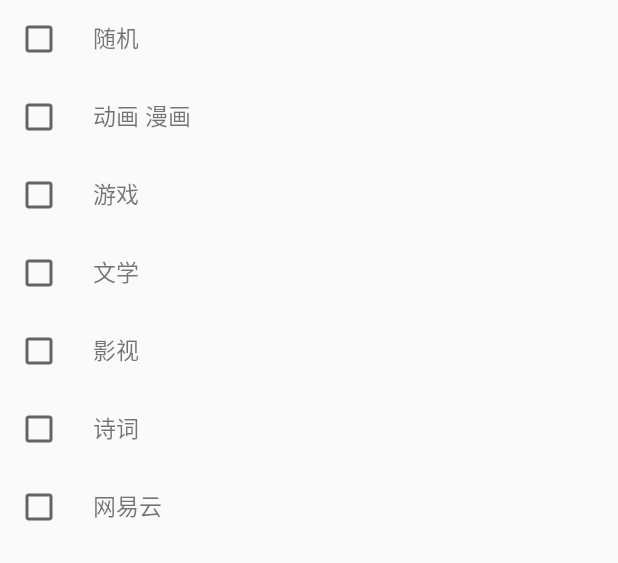
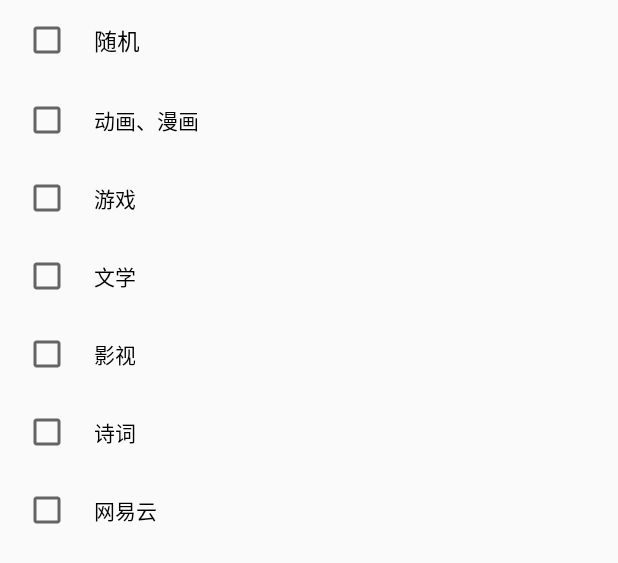
Before and after one commit to JeauLiang/DeepQuotes_for_Android, an Android app: the layout hitokoto_type_layout.xml on its own in the app's theme, with its tools: preview values and no code run, on a phone screen of 412 x 824 dp. Shown: the top 563 px of the screen. Run offline under Robolectric (Android 15) with nearby library versions, the phone set to English and light mode, and no system bars.

Commit message:
重构hitokoto_type布局

```diff
--- a/app/src/main/res/layout/content_scrolling.xml
+++ b/app/src/main/res/layout/content_scrolling.xml
@@ -177,6 +177,7 @@
                     android:background="?android:attr/selectableItemBackground"
                     android:clickable="true"/>
                 <TextView
+                    android:id="@+id/feedback"
                     android:layout_width="match_parent"
                     android:layout_height="50dp"
                     android:padding="15dp"
@@ -184,7 +185,8 @@
                     android:textColor="#000"
                     android:textSize="15sp"
                     android:background="?android:attr/selectableItemBackground"
-                    android:clickable="true"/>
+                    android:clickable="true"
+                    android:onClick="feedBack"/>
                 <TextView
                     android:layout_width="match_parent"
                     android:layout_height="50dp"
--- a/app/src/main/res/layout/hitokoto_type_layout.xml
+++ b/app/src/main/res/layout/hitokoto_type_layout.xml
@@ -2,124 +2,74 @@
 <LinearLayout xmlns:android="http://schemas.android.com/apk/res/android"
     android:orientation="vertical"
     android:layout_width="match_parent"
+    android:layout_height="match_parent">
+
+<RadioGroup
+    android:id="@+id/id1111"
+    android:layout_width="match_parent"
     android:layout_height="wrap_content">
-
-    <LinearLayout
-        android:layout_width="wrap_content"
+    <CheckBox
+        android:id="@+id/random_checkbox"
+        android:layout_width="match_parent"
         android:layout_height="wrap_content"
-        android:orientation="horizontal">
-        <CheckBox
-            android:id="@+id/random_type"
-            android:layout_width="wrap_content"
-            android:layout_height="wrap_content"
-            android:layout_margin="10dp"/>
-        <TextView
-            android:layout_width="wrap_content"
-            android:layout_height="wrap_content"
-            android:text="随机"
-            android:textSize="15sp"
-            android:layout_margin="10dp"/>
-
-
-    </LinearLayout>
-
-    <LinearLayout
-        android:id="@+id/test_layout"
-        android:layout_width="wrap_content"
+        android:background="?android:attr/selectableItemBackground"
+        android:text="随机"
+        android:textSize="15sp"
+        android:padding="15dp"
+        android:layout_marginLeft="15dp"/>
+</RadioGroup>
+<RadioGroup
+    android:id="@+id/id2222"
+    android:layout_width="match_parent"
+    android:layout_height="wrap_content">
+    <CheckBox
+        android:id="@+id/animation_checkbox"
+        android:layout_width="match_parent"
         android:layout_height="wrap_content"
-        android:orientation="horizontal">
-        <CheckBox
-            android:id="@+id/animation_type"
-            android:layout_width="wrap_content"
-            android:layout_height="wrap_content"
-            android:layout_margin="10dp"/>
-        <TextView
-            android:layout_width="wrap_content"
-            android:layout_height="wrap_content"
-            android:text="动画 漫画"
-            android:textSize="15sp"
-            android:layout_margin="10dp"/>
-    </LinearLayout>
-    <LinearLayout
-        android:layout_width="wrap_content"
+        android:background="?android:attr/selectableItemBackground"
+        android:text="动画、漫画"
+        android:padding="15dp"
+        android:layout_marginLeft="15dp"/>
+    <CheckBox
+        android:id="@+id/game_checkbox"
+        android:layout_width="match_parent"
         android:layout_height="wrap_content"
-        android:orientation="horizontal">
-        <CheckBox
-            android:id="@+id/game_type"
-            android:layout_width="wrap_content"
-            android:layout_height="wrap_content"
-            android:layout_margin="10dp"/>
-        <TextView
-            android:layout_width="wrap_content"
-            android:layout_height="wrap_content"
-            android:text="游戏"
-            android:textSize="15sp"
-            android:layout_margin="10dp"/>
-    </LinearLayout>
-    <LinearLayout
-        android:layout_width="wrap_content"
+        android:background="?android:attr/selectableItemBackground"
+        android:text="游戏"
+        android:padding="15dp"
+        android:layout_marginLeft="15dp"/>
+    <CheckBox
+        android:id="@+id/literature_checkbox"
+        android:layout_width="match_parent"
         android:layout_height="wrap_content"
-        android:orientation="horizontal">
-        <CheckBox
-            android:id="@+id/literature_type"
-            android:layout_width="wrap_content"
-            android:layout_height="wrap_content"
-            android:layout_margin="10dp"/>
-        <TextView
-            android:layout_width="wrap_content"
-            android:layout_height="wrap_content"
-            android:text="文学"
-            android:textSize="15sp"
-            android:layout_margin="10dp"/>
-    </LinearLayout>
-    <LinearLayout
-        android:layout_width="wrap_content"
+        android:background="?android:attr/selectableItemBackground"
+        android:text="文学"
+        android:padding="15dp"
+        android:layout_marginLeft="15dp"/>
+    <CheckBox
+        android:id="@+id/film_checkbox"
+        android:layout_width="match_parent"
         android:layout_height="wrap_content"
-        android:orientation="horizontal">
-        <CheckBox
-            android:id="@+id/film_type"
-            android:layout_width="wrap_content"
-            android:layout_height="wrap_content"
-            android:layout_margin="10dp"/>
-        <TextView
-            android:layout_width="wrap_content"
-            android:layout_height="wrap_content"
-            android:text="影视"
-            android:textSize="15sp"
-            android:layout_margin="10dp"/>
-    </LinearLayout>
-    <LinearLayout
-        android:layout_width="wrap_content"
+        android:background="?android:attr/selectableItemBackground"
+        android:text="影视"
+        android:padding="15dp"
+        android:layout_marginLeft="15dp"/>
+    <CheckBox
+        android:id="@+id/poetry_checkbox"
+        android:layout_width="match_parent"
         android:layout_height="wrap_content"
-        android:orientation="horizontal">
-        <CheckBox
-            android:id="@+id/poetry_type"
-            android:layout_width="wrap_content"
-            android:layout_height="wrap_content"
-            android:layout_margin="10dp"/>
-        <TextView
-            android:layout_width="wrap_content"
-            android:layout_height="wrap_content"
-            android:text="诗词"
-            android:textSize="15sp"
-            android:layout_margin="10dp"/>
-    </LinearLayout>
-    <LinearLayout
-        android:layout_width="wrap_content"
+        android:background="?android:attr/selectableItemBackground"
+        android:text="诗词"
+        android:padding="15dp"
+        android:layout_marginLeft="15dp"/>
+    <CheckBox
+        android:id="@+id/neteasemusic_checkbox"
+        android:layout_width="match_parent"
         android:layout_height="wrap_content"
-        android:orientation="horizontal">
-        <CheckBox
-            android:id="@+id/neteasemusic"
-            android:layout_width="wrap_content"
-            android:layout_height="wrap_content"
-            android:layout_margin="10dp"/>
-        <TextView
-            android:layout_width="wrap_content"
-            android:layout_height="wrap_content"
-            android:text="网易云"
-            android:textSize="15sp"
-            android:layout_margin="10dp"/>
-    </LinearLayout>
-
+        android:background="?android:attr/selectableItemBackground"
+        android:text="网易云"
+        android:padding="15dp"
+        android:layout_marginLeft="15dp"/>
+</RadioGroup>
 
 </LinearLayout>
```
Also changed, not shown: app/src/main/java/com/deepquotes/ScrollingActivity.java (+99 -23 lines), app/src/main/res/layout/type_layout.xml (deleted, +0 -69 lines).
